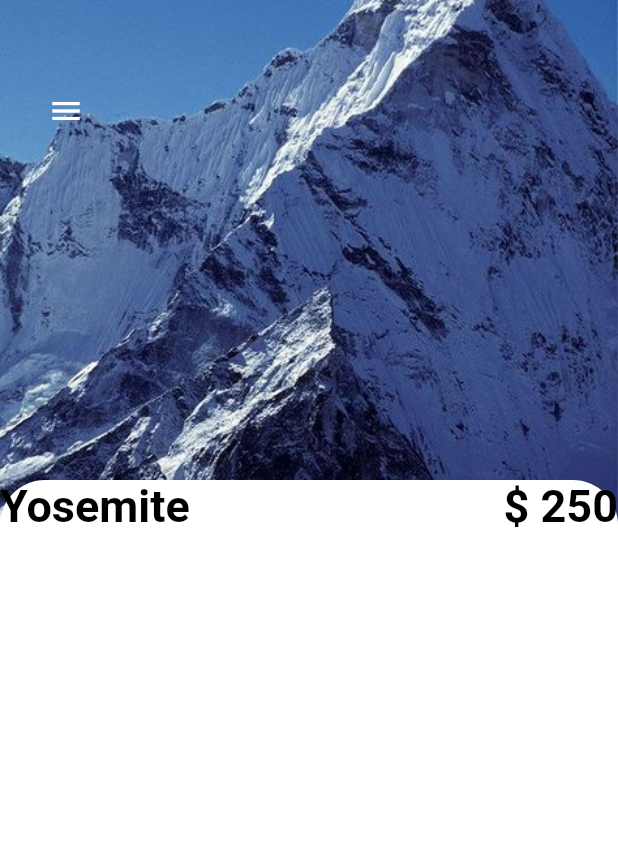
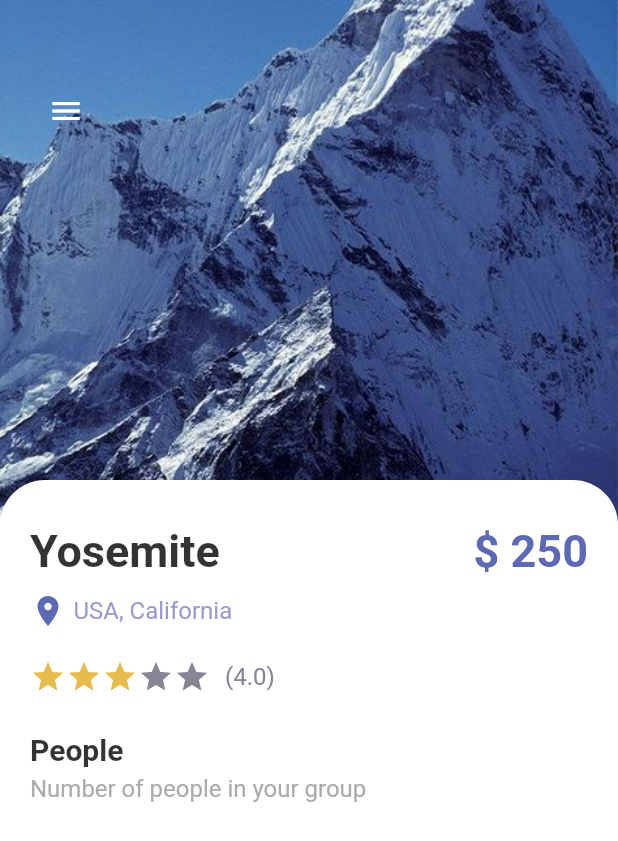
Before and after one commit to joaovieira23/travel-app, a Flutter app: the screen it shows after launch, on a phone screen of 412 x 824 dp. Shown: the top 841 px of the screen. Run offline on Flutter 3.47's test engine with Material 2 defaults, Android fonts, the phone set to English and light mode, and no system bars.

Commit message:
feat: working the star widgets

```diff
--- a/lib/pages/detail_page.dart
+++ b/lib/pages/detail_page.dart
@@ -2,7 +2,9 @@
 import 'package:flutter/material.dart';
 import 'package:flutter/src/foundation/key.dart';
 import 'package:flutter/src/widgets/framework.dart';
+import 'package:travel_app/misc/colors.dart';
 import 'package:travel_app/widgets/app_large_text.dart';
+import 'package:travel_app/widgets/app_text.dart';
 
 class DetailPage extends StatefulWidget {
   const DetailPage({Key? key}) : super(key: key);
@@ -12,6 +14,7 @@ class DetailPage extends StatefulWidget {
 }
 
 class _DetailPageState extends State<DetailPage> {
+  int gottenStars = 3;
   @override
   Widget build(BuildContext context) {
     return Scaffold(
@@ -47,6 +50,7 @@ class _DetailPageState extends State<DetailPage> {
             Positioned(
               top: 320,
               child: Container(
+                padding: const EdgeInsets.only(left: 20, right: 20, top: 30),
                 width: MediaQuery.of(context).size.width,
                 height: 500,
                 decoration: BoxDecoration(
@@ -57,14 +61,39 @@ class _DetailPageState extends State<DetailPage> {
                   )
                 ),
                 child: Column(
+                  crossAxisAlignment: CrossAxisAlignment.start,
                   children: [
                     Row(
                       mainAxisAlignment: MainAxisAlignment.spaceBetween,
                       children: [
-                        AppLargeText(text: "Yosemite"),
-                        AppLargeText(text: "\$ 250")
+                        AppLargeText(text: "Yosemite", color: Colors.black54.withOpacity(0.8)),
+                        AppLargeText(text: "\$ 250", color: AppColors.mainColor,)
                       ],
-                    )
+                    ),
+                    SizedBox(height: 10,),
+                    Row(
+                      children: [
+                        Icon(Icons.location_on, color: AppColors.mainColor, ),
+                        SizedBox(width: 5,),
+                        AppText(text: "USA, California", color: AppColors.textColor1,)
+                      ],
+                    ),
+                    SizedBox(height: 20,),
+                    Row(
+                      children: [
+                        Wrap(
+                          children: List.generate(5, (index) {
+                            return Icon(Icons.star, color: gottenStars > index ? AppColors.starColor : AppColors.textColor2);
+                          }),
+                        ),
+                        SizedBox(width: 10,),
+                        AppText(text: "(4.0)", color: AppColors.textColor2)
+                      ],
+                    ),
+                    SizedBox(height: 25,),
+                    AppLargeText(text: "People", color: Colors.black.withOpacity(0.8), size: 20,),
+                    SizedBox(height: 5,),
+                    AppText(text: "Number of people in your group", color: AppColors.mainTextColor,)
                   ],
                 ),
             ))
```
